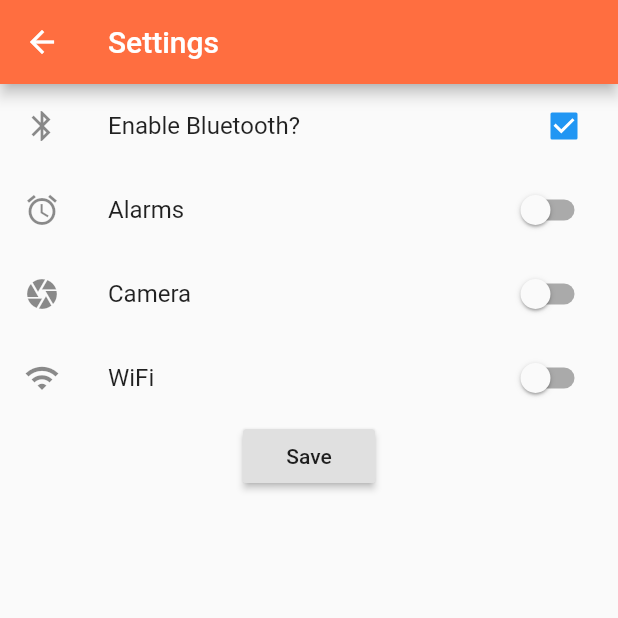
After one commit to Dannyyyy/Flutter-Study, a Flutter app: the SettingsPage screen opened by its route, on a phone screen of 412 x 824 dp, the top half of it. The commit adds this screen. Run offline on Flutter 3.47's test engine with Material 2 defaults, Android fonts, the phone set to English and light mode, and no system bars; missing offline and left inert: validator.

Commit message:
Settings page.

```diff
--- /dev/null
+++ b/Applications/flutter_app/lib/pages/settings_page.dart
@@ -0,0 +1,141 @@
+import 'package:flutter/material.dart';
+
+class SettingsPage extends StatefulWidget {
+  @override
+  SettingsPageState createState() => new SettingsPageState();
+}
+
+class SettingsPageState extends State<SettingsPage> {
+  bool _bluetooth = true;
+  bool _alarms = false;
+  bool _camera = false;
+  bool _wifi = false;
+  bool _isDelay = false;
+  bool _isSaving = false;
+
+  void _submit() {
+    setState(() {
+      _isDelay = true;
+      _isSaving = true;
+    });
+
+    new Future.delayed(new Duration(seconds: 4), () {
+      setState(() {
+        _isDelay = false;
+      });
+    });
+  }
+
+  Future<bool> _canLeave(BuildContext context) {
+
+    if(_isSaving)
+      return new Future<bool>.value(true);
+
+    return showDialog(
+      context: context,
+      builder : (context) => new AlertDialog(
+        title: new Text('Warning'),
+        content: new Text('Exit without save setting changes?'),
+        actions: <Widget>[
+          new FlatButton(
+            onPressed: () => Navigator.of(context).pop(false),
+            child: new Text('No'),
+          ),
+          new FlatButton(
+            onPressed: () => Navigator.of(context).pop(true),
+            child: new Text('Yes'),
+          ),
+        ],
+      ),
+    ) ?? false;
+  }
+
+  List<Widget> _buildForm(BuildContext context) {
+    Form form = new Form(
+      child: new Column(
+        children: [
+          new CheckboxListTile(
+            title: const Text('Enable Bluetooth?'),
+            value: _bluetooth,
+            onChanged: (bool value) {
+              setState(() {
+                _bluetooth = value;
+              });
+            },
+            secondary: const Icon(Icons.bluetooth),
+          ),
+          new SwitchListTile(
+            title: const Text('Alarms'),
+            value: _alarms,
+            onChanged: (bool value) {
+              setState(() {
+                _alarms = value;
+              });
+            },
+            secondary: const Icon(Icons.access_alarms),
+          ),
+          new SwitchListTile(
+            title: const Text('Camera'),
+            value: _camera,
+            onChanged: (bool value) {
+              setState(() {
+                _camera = value;
+              });
+            },
+            secondary: const Icon(Icons.camera),
+          ),
+          new SwitchListTile(
+            title: const Text('WiFi'),
+            value: _wifi,
+            onChanged: (bool value) {
+              setState(() {
+                _wifi = value;
+              });
+            },
+            secondary: const Icon(Icons.wifi),
+          ),
+          new RaisedButton(
+            onPressed: _submit,
+            child: new Text('Save'),
+          ),
+        ],
+      ),
+    );
+
+    var widgets = new List<Widget>();
+    widgets.add(form);
+
+    if (_isDelay) {
+      var modal = new Stack(
+        children: [
+          new Opacity(
+            opacity: 0.3,
+            child: const ModalBarrier(dismissible: false, color: Colors.grey),
+          ),
+          new Center(
+            child: new CircularProgressIndicator(),
+          ),
+        ],
+      );
+      widgets.add(modal);
+    }
+
+    return widgets;
+  }
+
+  @override
+  Widget build(BuildContext context) {
+    return new WillPopScope(
+      onWillPop: () => _canLeave(context),
+      child: new Scaffold(
+        appBar: new AppBar(
+          title: new Text('Settings'),
+          backgroundColor: Colors.deepOrangeAccent,
+        ),
+        body: new Stack(
+          children: _buildForm(context),
+        ),
+      )
+    );
+  }
+}
```
Also changed, not shown: Applications/flutter_app/lib/main.dart (+9 -19 lines).
